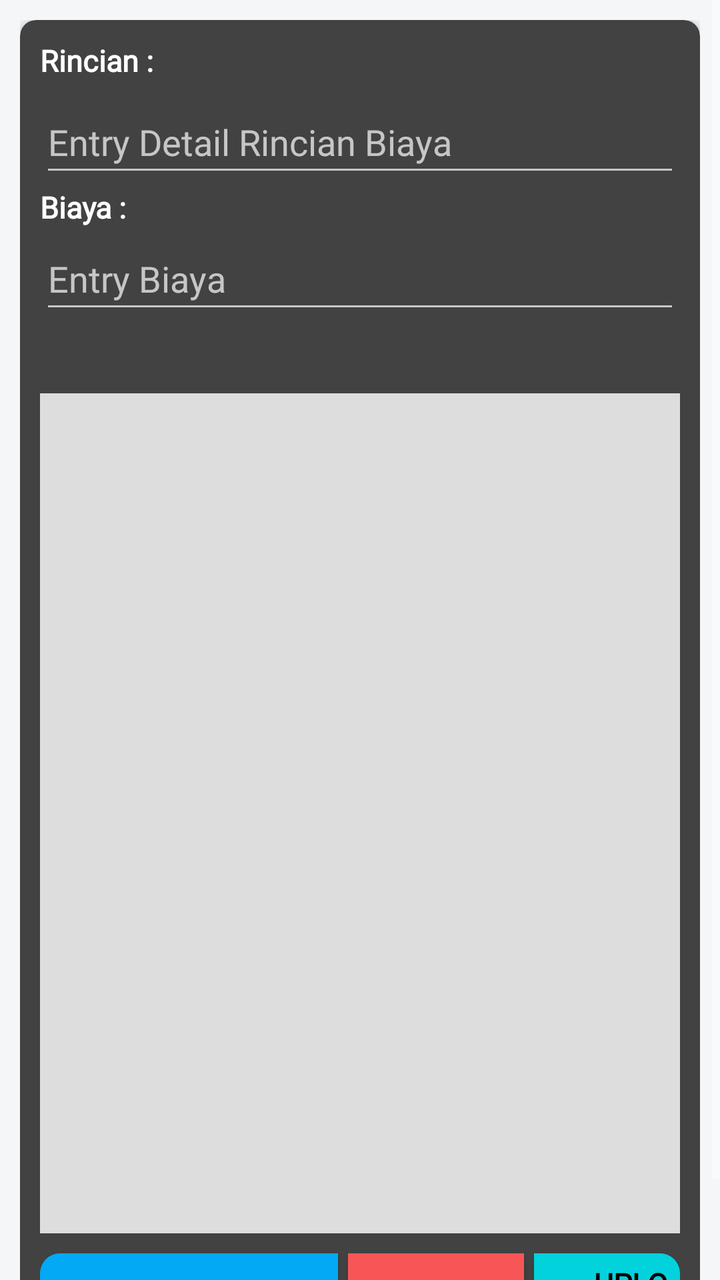
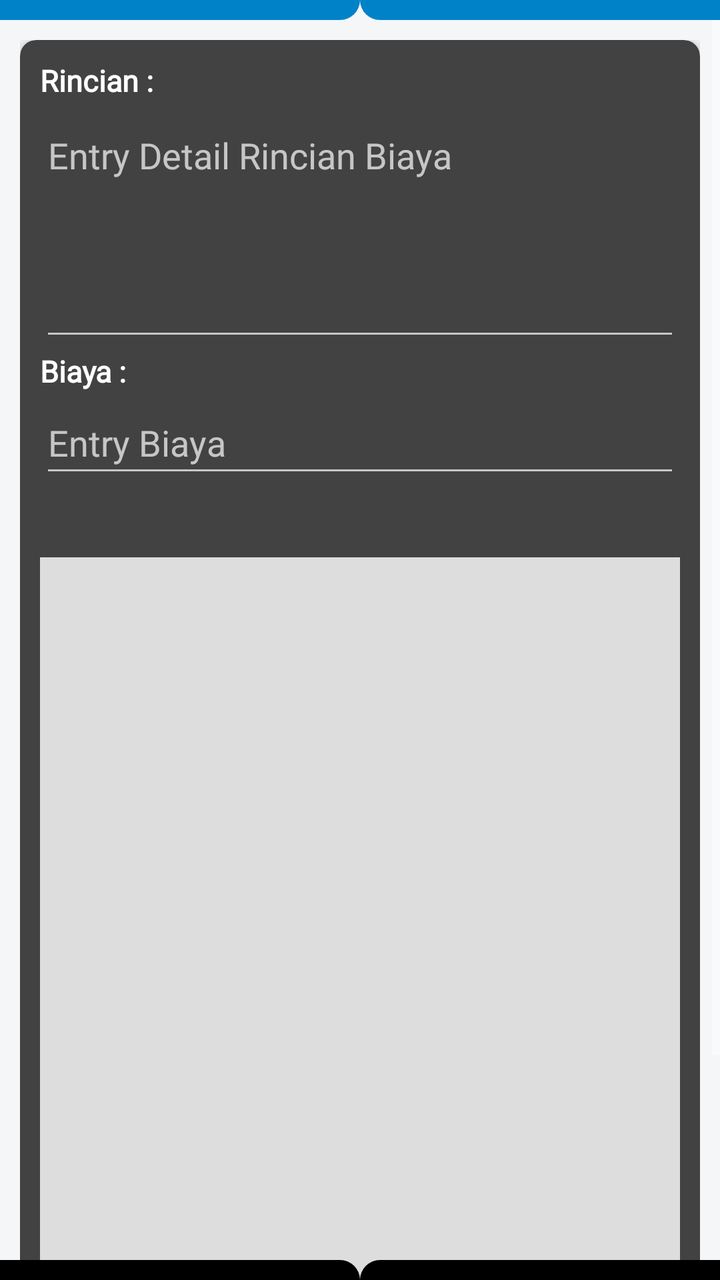

The first picture is an Android layout as it rendered before a commit; the second is the same layout after the commit. The layout source and the unified diff follow.
<!-- AndroidManifest.xml: application theme AppTheme -->
<!-- res/layout/activity_edit_rincian_biaya.xml -->
<?xml version="1.0" encoding="utf-8"?>
<ScrollView
    xmlns:android="http://schemas.android.com/apk/res/android"
    xmlns:app="http://schemas.android.com/apk/res-auto"
    xmlns:tools="http://schemas.android.com/tools"
    android:layout_width="match_parent"
    android:layout_height="match_parent"
    android:background="#F4F6F8">

    <LinearLayout
        android:layout_width="match_parent"
        android:layout_height="wrap_content"
        android:orientation="vertical"
        android:padding="10dp">

        <androidx.cardview.widget.CardView
            android:layout_width="match_parent"
            android:layout_height="wrap_content"
            app:cardCornerRadius="8dp"
            app:cardElevation="4dp">

            <RelativeLayout
                android:layout_width="match_parent"
                android:layout_height="wrap_content"
                android:orientation="vertical"
                android:padding="10dp">

                <TextView
                    android:id="@+id/textdetailisi"
                    android:layout_width="wrap_content"
                    android:layout_height="wrap_content"
                    android:text="@string/rincian"
                    android:textColor="@color/white"
                    android:textSize="15sp"
                    android:textStyle="bold"
                    android:fontFamily="@font/poppins_regular" />

                <EditText
                    android:id="@+id/edtRincian"
                    android:layout_width="match_parent"
                    android:layout_height="48dp"
                    android:layout_marginTop="5dp"
                    android:hint="@string/entry_detail_rincian_biaya"
                    android:inputType="text"
                    android:selectAllOnFocus="true"
                    android:textColor="@color/white"
                    android:fontFamily="@font/poppins_regular"
                    android:layout_below="@+id/textdetailisi"
                    android:importantForAutofill="no"/>

                <TextView
                    android:id="@+id/textdetailjumlah"
                    android:layout_width="wrap_content"
                    android:layout_height="wrap_content"
                    android:text="@string/biaya"
                    android:textColor="@color/white"
                    android:textSize="15sp"
                    android:textStyle="bold"
                    android:layout_below="@+id/edtRincian"
                    android:fontFamily="@font/poppins_regular" />

                <EditText
                    android:id="@+id/edtJumlah"
                    android:layout_width="match_parent"
                    android:layout_height="48dp"
                    android:hint="@string/entry_biaya"
                    android:inputType="number"
                    android:layout_below="@+id/textdetailjumlah"
                    tools:ignore="Autofill" />

                <TextView
                    android:id="@+id/txtTanggal"
                    android:layout_width="wrap_content"
                    android:layout_height="wrap_content"
                    android:paddingTop="6dp"
                    android:textStyle="bold|italic"
                    android:fontFamily="@font/poppins_regular"
                    android:textColor="@color/kuning"
                    android:layout_below="@+id/edtJumlah"/>

                <ImageView
                    android:id="@+id/imgBukti"
                    android:layout_width="match_parent"
                    android:layout_height="420dp"
                    android:layout_marginTop="10dp"
                    android:scaleType="centerCrop"
                    android:contentDescription="@string/todo"
                    android:background="#DDDDDD"
                    android:layout_below="@+id/txtTanggal"/>

                <Button
                    android:id="@+id/btn_simpanrincian"
                    android:layout_width="wrap_content"
                    android:layout_height="wrap_content"
                    android:layout_marginTop="10dp"
                    android:layout_marginEnd="5dp"
                    android:background="@drawable/circle_simpan"
                    android:text="@string/simpan_rincian"
                    android:padding="5dp"
                    android:textColor="@color/hitam"
                    android:textSize="15sp"
                    android:textStyle="bold"
                    android:fontFamily="@font/poppins_regular"
                    android:layout_below="@+id/imgBukti"
                    />

                <Button
                    android:id="@+id/btn_hapusrincian"
                    android:layout_width="wrap_content"
                    android:layout_height="wrap_content"
                    android:layout_marginTop="10dp"
                    android:layout_marginEnd="5dp"
                    android:background="@drawable/circle_hapus"
                    android:layout_toEndOf="@+id/btn_simpanrincian"
                    android:text="@string/hapus"
                    android:padding="5dp"
                    android:textColor="@color/white"
                    android:textSize="15sp"
                    android:textStyle="bold"
                    android:fontFamily="@font/poppins_regular"
                    android:layout_below="@+id/imgBukti"
                    />

                <Button
                    android:id="@+id/btn_pilihgambar"
                    android:layout_width="wrap_content"
                    android:layout_height="wrap_content"
                    android:layout_marginTop="10dp"
                    android:background="@drawable/circle_upload"
                    android:drawableStart="@drawable/ic_photo_camera"
                    android:layout_toEndOf="@+id/btn_hapusrincian"
                    android:text="@string/upload"
                    android:padding="5dp"
                    android:textColor="@color/hitam"
                    android:textSize="15sp"
                    android:textStyle="bold"
                    android:fontFamily="@font/poppins_regular"
                    android:layout_below="@+id/imgBukti"
                    />
            </RelativeLayout>
        </androidx.cardview.widget.CardView>

    </LinearLayout>
</ScrollView>
<!-- resources referenced by this layout -->
<resources>
  <color name="hitam">#000000    </color>
  <color name="kuning">#ff8f00    </color>
  <color name="white">#FFFFFF    </color>
  <!-- drawable circle_hapus (drawable) -->
  <?xml version="1.0" encoding="utf-8"?>
  <shape xmlns:android="http://schemas.android.com/apk/res/android"
      android:shape="rectangle"
      >
      <solid android:color="#F85656" />
      <corners
          android:bottomRightRadius="0dp"
          android:bottomLeftRadius="0dp"
          android:topLeftRadius="0dp"
          android:topRightRadius="0dp"
          android:radius="10dp"
          />
  </shape>
  <!-- drawable circle_upload (drawable) -->
  <?xml version="1.0" encoding="utf-8"?>
  <shape xmlns:android="http://schemas.android.com/apk/res/android"
      android:shape="rectangle"
      >
      <solid android:color="#01D2DC" />
      <corners
          android:bottomRightRadius="10dp"
          android:bottomLeftRadius="0dp"
          android:topLeftRadius="0dp"
          android:topRightRadius="10dp"
          android:radius="10dp"
          />
  </shape>
  <string name="biaya">Biaya :</string>
  <string name="entry_biaya">Entry Biaya</string>
  <string name="entry_detail_rincian_biaya">Entry Detail Rincian Biaya</string>
  <string name="hapus">❌ Hapus</string>
  <string name="rincian">Rincian :</string>
  <string name="simpan_rincian">👉 Simpan Rincian</string>
  <string name="todo" translatable="false">TODO</string>
  <string name="upload">  Upload</string>
  <style name="AppTheme" parent="Theme.AppCompat.NoActionBar">
          
          <item name="colorPrimary">@color/list_item_title_gelap</item>
          <item name="colorPrimaryDark">@color/list_item_title</item>
          <item name="colorAccent">@color/colorAccent</item>
          <item name="windowActionBar">false</item>
          <item name="windowNoTitle">true</item>
      </style>
  <color name="blue">#03A9F4</color>
  <color name="list_item_title_gelap">#049BB6</color>
  <color name="list_item_title">#0082C8</color>
  <color name="colorAccent">#FFFFFF</color>
  <!-- unchanged entries left out for length: 2 -->
</resources>

<!-- the commit's change to res/layout/activity_edit_rincian_biaya.xml (unified diff, before → after) -->
@@ -1,5 +1,4 @@
-<?xml version="1.0" encoding="utf-8"?>
-<ScrollView
+<RelativeLayout
     xmlns:android="http://schemas.android.com/apk/res/android"
     xmlns:app="http://schemas.android.com/apk/res-auto"
     xmlns:tools="http://schemas.android.com/tools"
@@ -7,138 +6,179 @@
     android:layout_height="match_parent"
     android:background="#F4F6F8">
 
-    <LinearLayout
+    <View
         android:layout_width="match_parent"
-        android:layout_height="wrap_content"
-        android:orientation="vertical"
-        android:padding="10dp">
+        android:layout_height="10dp"
+        android:layout_alignParentTop="true"
+        android:layout_toStartOf="@+id/grslogtengahrincian"
+        android:background="@drawable/circle_reg_v3"/>
 
-        <androidx.cardview.widget.CardView
-            android:layout_width="match_parent"
-            android:layout_height="wrap_content"
-            app:cardCornerRadius="8dp"
-            app:cardElevation="4dp">
+    <View
+        android:layout_width="match_parent"
+        android:layout_height="10dp"
+        android:layout_alignParentTop="true"
+        android:layout_toEndOf="@+id/grslogtengahrincian"
+        android:background="@drawable/circle_reg_v4"/>
 
-            <RelativeLayout
+    <View
+        android:id="@+id/grslogtengahrincian"
+        android:layout_width="0dp"
+        android:layout_height="10dp"
+        android:layout_centerHorizontal="true"/>
+
+    <ScrollView
+        android:layout_width="match_parent"
+        android:layout_height="match_parent"
+        android:layout_below="@id/grslogtengahrincian">
+
+            <LinearLayout
                 android:layout_width="match_parent"
                 android:layout_height="wrap_content"
                 android:orientation="vertical"
                 android:padding="10dp">
 
-                <TextView
-                    android:id="@+id/textdetailisi"
-                    android:layout_width="wrap_content"
-                    android:layout_height="wrap_content"
-                    android:text="@string/rincian"
-                    android:textColor="@color/white"
-                    android:textSize="15sp"
-                    android:textStyle="bold"
-                    android:fontFamily="@font/poppins_regular" />
+                <androidx.cardview.widget.CardView
+                    android:layout_width="match_parent"
+                    android:layout_height="match_parent"
+                    app:cardCornerRadius="8dp"
+                    app:cardElevation="4dp">
 
-                <EditText
-                    android:id="@+id/edtRincian"
-                    android:layout_width="match_parent"
-                    android:layout_height="48dp"
-                    android:layout_marginTop="5dp"
-                    android:hint="@string/entry_detail_rincian_biaya"
-                    android:inputType="text"
-                    android:selectAllOnFocus="true"
-                    android:textColor="@color/white"
-                    android:fontFamily="@font/poppins_regular"
-                    android:layout_below="@+id/textdetailisi"
-                    android:importantForAutofill="no"/>
+                    <RelativeLayout
+                        android:layout_width="match_parent"
+                        android:layout_height="wrap_content"
+                        android:orientation="vertical"
+                        android:padding="10dp">
 
-                <TextView
-                    android:id="@+id/textdetailjumlah"
-                    android:layout_width="wrap_content"
-                    android:layout_height="wrap_content"
-                    android:text="@string/biaya"
-                    android:textColor="@color/white"
-                    android:textSize="15sp"
-                    android:textStyle="bold"
-                    android:layout_below="@+id/edtRincian"
-                    android:fontFamily="@font/poppins_regular" />
+                        <TextView
+                            android:id="@+id/textdetailisi"
+                            android:layout_width="wrap_content"
+                            android:layout_height="wrap_content"
+                            android:text="@string/rincian"
+                            android:textColor="@color/white"
+                            android:textSize="15sp"
+                            android:textStyle="bold"
+                            android:fontFamily="@font/poppins_regular" />
 
-                <EditText
-                    android:id="@+id/edtJumlah"
-                    android:layout_width="match_parent"
-                    android:layout_height="48dp"
-                    android:hint="@string/entry_biaya"
-                    android:inputType="number"
-                    android:layout_below="@+id/textdetailjumlah"
-                    tools:ignore="Autofill" />
+                        <EditText
+                            android:id="@+id/edtRincian"
+                            android:layout_width="match_parent"
+                            android:layout_height="120dp"
+                            android:layout_marginTop="5dp"
+                            android:hint="@string/entry_detail_rincian_biaya"
+                            android:inputType="textMultiLine"
+                            android:gravity="top"
+                            android:selectAllOnFocus="true"
+                            android:textColor="@color/white"
+                            android:fontFamily="@font/poppins_regular"
+                            android:layout_below="@+id/textdetailisi"
+                            android:importantForAutofill="no"/>
 
-                <TextView
-                    android:id="@+id/txtTanggal"
-                    android:layout_width="wrap_content"
-                    android:layout_height="wrap_content"
-                    android:paddingTop="6dp"
-                    android:textStyle="bold|italic"
-                    android:fontFamily="@font/poppins_regular"
-                    android:textColor="@color/kuning"
-                    android:layout_below="@+id/edtJumlah"/>
+                        <TextView
+                            android:id="@+id/textdetailjumlah"
+                            android:layout_width="wrap_content"
+                            android:layout_height="wrap_content"
+                            android:text="@string/biaya"
+                            android:textColor="@color/white"
+                            android:textSize="15sp"
+                            android:textStyle="bold"
+                            android:layout_below="@+id/edtRincian"
+                            android:fontFamily="@font/poppins_regular" />
 
-                <ImageView
-                    android:id="@+id/imgBukti"
-                    android:layout_width="match_parent"
-                    android:layout_height="420dp"
-                    android:layout_marginTop="10dp"
-                    android:scaleType="centerCrop"
-                    android:contentDescription="@string/todo"
-                    android:background="#DDDDDD"
-                    android:layout_below="@+id/txtTanggal"/>
+                        <EditText
+                            android:id="@+id/edtJumlah"
+                            android:layout_width="match_parent"
+                            android:layout_height="48dp"
+                            android:hint="@string/entry_biaya"
+                            android:inputType="number"
+                            android:layout_below="@+id/textdetailjumlah"
+                            tools:ignore="Autofill" />
 
-                <Button
-                    android:id="@+id/btn_simpanrincian"
-                    android:layout_width="wrap_content"
-                    android:layout_height="wrap_content"
-                    android:layout_marginTop="10dp"
-                    android:layout_marginEnd="5dp"
-                    android:background="@drawable/circle_simpan"
-                    android:text="@string/simpan_rincian"
-                    android:padding="5dp"
-                    android:textColor="@color/hitam"
-                    android:textSize="15sp"
-                    android:textStyle="bold"
-                    android:fontFamily="@font/poppins_regular"
-                    android:layout_below="@+id/imgBukti"
-                    />
+                        <TextView
+                            android:id="@+id/txtTanggal"
+                            android:layout_width="wrap_content"
+                            android:layout_height="wrap_content"
+                            android:paddingTop="6dp"
+                            android:textStyle="bold|italic"
+                            android:fontFamily="@font/poppins_regular"
+                            android:textColor="@color/kuning"
+                            android:layout_below="@+id/edtJumlah"/>
 
-                <Button
-                    android:id="@+id/btn_hapusrincian"
-                    android:layout_width="wrap_content"
-                    android:layout_height="wrap_content"
-                    android:layout_marginTop="10dp"
-                    android:layout_marginEnd="5dp"
-                    android:background="@drawable/circle_hapus"
-                    android:layout_toEndOf="@+id/btn_simpanrincian"
-                    android:text="@string/hapus"
-                    android:padding="5dp"
-                    android:textColor="@color/white"
-                    android:textSize="15sp"
-                    android:textStyle="bold"
-                    android:fontFamily="@font/poppins_regular"
-                    android:layout_below="@+id/imgBukti"
-                    />
+                        <ImageView
+                            android:id="@+id/imgBukti"
+                            android:layout_width="match_parent"
+                            android:layout_height="420dp"
+                            android:layout_marginTop="10dp"
+                            android:scaleType="centerCrop"
+                            android:contentDescription="@string/todo"
+                            android:background="#DDDDDD"
+                            android:layout_below="@+id/txtTanggal"/>
 
-                <Button
-                    android:id="@+id/btn_pilihgambar"
-                    android:layout_width="wrap_content"
-                    android:layout_height="wrap_content"
-                    android:layout_marginTop="10dp"
-                    android:background="@drawable/circle_upload"
-                    android:drawableStart="@drawable/ic_photo_camera"
-                    android:layout_toEndOf="@+id/btn_hapusrincian"
-                    android:text="@string/upload"
-                    android:padding="5dp"
-                    android:textColor="@color/hitam"
-                    android:textSize="15sp"
-                    android:textStyle="bold"
-                    android:fontFamily="@font/poppins_regular"
-                    android:layout_below="@+id/imgBukti"
-                    />
-            </RelativeLayout>
-        </androidx.cardview.widget.CardView>
+                        <Button
+                            android:id="@+id/btn_simpanrincian"
+                            android:layout_width="wrap_content"
+                            android:layout_height="wrap_content"
+                            android:layout_marginTop="10dp"
+                            android:layout_marginEnd="5dp"
+                            android:background="@drawable/circle_simpan"
+                            android:text="@string/simpan_rincian"
+                            android:padding="5dp"
+                            android:textColor="@color/hitam"
+                            android:textSize="15sp"
+                            android:textStyle="bold"
+                            android:fontFamily="@font/poppins_regular"
+                            android:layout_below="@+id/imgBukti"
+                            />
 
-    </LinearLayout>
-</ScrollView>
+                        <Button
+                            android:id="@+id/btn_hapusrincian"
+                            android:layout_width="wrap_content"
+                            android:layout_height="wrap_content"
+                            android:layout_marginTop="10dp"
+                            android:layout_marginEnd="5dp"
+                            android:background="@drawable/circle_hapus"
+                            android:layout_toEndOf="@+id/btn_simpanrincian"
+                            android:text="@string/hapus"
+                            android:padding="5dp"
+                            android:textColor="@color/white"
+                            android:textSize="15sp"
+                            android:textStyle="bold"
+                            android:fontFamily="@font/poppins_regular"
+                            android:layout_below="@+id/imgBukti"
+                            />
+
+                        <Button
+                            android:id="@+id/btn_pilihgambar"
+                            android:layout_width="wrap_content"
+                            android:layout_height="wrap_content"
+                            android:layout_marginTop="10dp"
+                            android:background="@drawable/circle_upload"
+                            android:drawableStart="@drawable/ic_photo_camera"
+                            android:layout_toEndOf="@+id/btn_hapusrincian"
+                            android:text="@string/upload"
+                            android:padding="5dp"
+                            android:textColor="@color/hitam"
+                            android:textSize="15sp"
+                            android:textStyle="bold"
+                            android:fontFamily="@font/poppins_regular"
+                            android:layout_below="@+id/imgBukti"
+                            />
+                    </RelativeLayout>
+                </androidx.cardview.widget.CardView>
+
+            </LinearLayout>
+    </ScrollView>
+
+    <View
+        android:layout_width="match_parent"
+        android:layout_height="10dp"
+        android:layout_alignParentBottom="true"
+        android:layout_toStartOf="@+id/grslogtengahrincian"
+        android:background="@drawable/circle_reg_v1"/>
+
+    <View
+        android:layout_width="match_parent"
+        android:layout_height="10dp"
+        android:layout_alignParentBottom="true"
+        android:layout_toEndOf="@+id/grslogtengahrincian"
+        android:background="@drawable/circle_reg_v2"/>
+</RelativeLayout>
<!-- resource entries referenced after the edit -->
@@ -15,6 +15,58 @@
           android:topLeftRadius="0dp"
           android:topRightRadius="0dp"
           android:radius="10dp"
+          />
+  </shape>
+  <!-- drawable circle_reg_v1 (drawable) -->
+  <?xml version="1.0" encoding="utf-8"?>
+  <shape xmlns:android="http://schemas.android.com/apk/res/android"
+      android:shape="rectangle"
+      >
+      <solid android:color="@color/hitam" />
+      <corners android:bottomRightRadius="0dp"
+          android:bottomLeftRadius="0dp"
+          android:topLeftRadius="0dp"
+          android:topRightRadius="100dp"
+          android:radius="50dp"
+          />
+  </shape>
+  <!-- drawable circle_reg_v2 (drawable) -->
+  <?xml version="1.0" encoding="utf-8"?>
+  <shape xmlns:android="http://schemas.android.com/apk/res/android"
+      android:shape="rectangle"
+      >
+      <solid android:color="@color/hitam" />
+      <corners android:bottomRightRadius="0dp"
+          android:bottomLeftRadius="0dp"
+          android:topLeftRadius="100dp"
+          android:topRightRadius="0dp"
+          android:radius="50dp"
+          />
+  </shape>
+  <!-- drawable circle_reg_v3 (drawable) -->
+  <?xml version="1.0" encoding="utf-8"?>
+  <shape xmlns:android="http://schemas.android.com/apk/res/android"
+      android:shape="rectangle"
+      >
+      <solid android:color="@color/list_item_title" />
+      <corners android:bottomRightRadius="100dp"
+          android:bottomLeftRadius="0dp"
+          android:topLeftRadius="0dp"
+          android:topRightRadius="0dp"
+          android:radius="50dp"
+          />
+  </shape>
+  <!-- drawable circle_reg_v4 (drawable) -->
+  <?xml version="1.0" encoding="utf-8"?>
+  <shape xmlns:android="http://schemas.android.com/apk/res/android"
+      android:shape="rectangle"
+      >
+      <solid android:color="@color/list_item_title" />
+      <corners android:bottomRightRadius="0dp"
+          android:bottomLeftRadius="100dp"
+          android:topLeftRadius="0dp"
+          android:topRightRadius="0dp"
+          android:radius="50dp"
           />
   </shape>
   <!-- drawable circle_upload (drawable) -->
